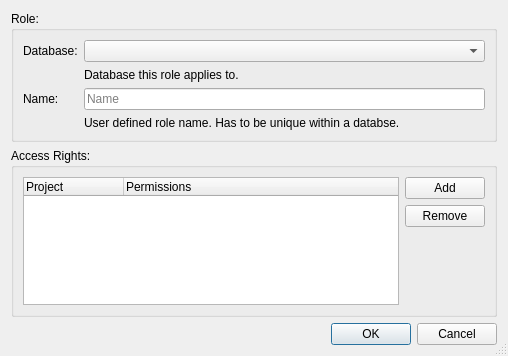
Qt form forms/repo_dialog_role.ui (3drepo/3drepogui) before a commit.
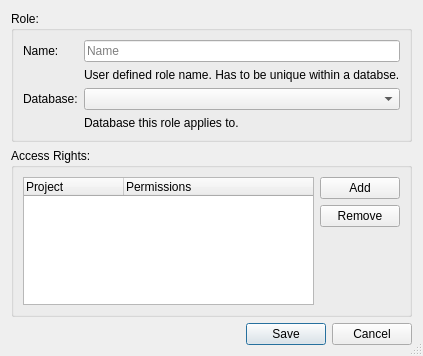
The same form after that commit.

```diff
--- a/forms/repo_dialog_role.ui
+++ b/forms/repo_dialog_role.ui
@@ -6,7 +6,7 @@
    <rect>
     <x>0</x>
     <y>0</y>
-    <width>508</width>
+    <width>403</width>
     <height>356</height>
    </rect>
   </property>
@@ -22,49 +22,49 @@
      <property name="title">
       <string>Role:</string>
      </property>
-     <layout class="QFormLayout" name="formLayout_2">
-      <item row="0" column="0">
-       <widget class="QLabel" name="databaseLabel">
-        <property name="text">
-         <string>Database:</string>
-        </property>
-       </widget>
-      </item>
-      <item row="0" column="1">
-       <widget class="QComboBox" name="databaseComboBox">
-        <property name="frame">
-         <bool>true</bool>
-        </property>
-       </widget>
-      </item>
-      <item row="1" column="1">
-       <widget class="QLabel" name="label">
-        <property name="text">
-         <string>Database this role applies to.</string>
-        </property>
-       </widget>
-      </item>
-      <item row="2" column="0">
+     <layout class="QFormLayout" name="formLayout">
+      <item row="1" column="0">
        <widget class="QLabel" name="nameLabel">
         <property name="text">
          <string>Name:</string>
         </property>
        </widget>
       </item>
-      <item row="2" column="1">
+      <item row="1" column="1">
        <widget class="QLineEdit" name="nameLineEdit">
         <property name="placeholderText">
          <string>Name</string>
         </property>
        </widget>
       </item>
-      <item row="3" column="1">
+      <item row="2" column="1">
        <widget class="QLabel" name="nameExplanationLabel">
         <property name="text">
          <string>User defined role name. Has to be unique within a databse.</string>
         </property>
        </widget>
       </item>
+      <item row="3" column="1">
+       <widget class="QComboBox" name="databaseComboBox">
+        <property name="frame">
+         <bool>true</bool>
+        </property>
+       </widget>
+      </item>
+      <item row="3" column="0">
+       <widget class="QLabel" name="databaseLabel">
+        <property name="text">
+         <string>Database:</string>
+        </property>
+       </widget>
+      </item>
+      <item row="4" column="1">
+       <widget class="QLabel" name="label">
+        <property name="text">
+         <string>Database this role applies to.</string>
+        </property>
+       </widget>
+      </item>
      </layout>
     </widget>
    </item>
@@ -75,7 +75,16 @@
      </property>
      <layout class="QHBoxLayout" name="horizontalLayout">
       <item>
-       <widget class="QTreeWidget" name="treeWidget">
+       <widget class="QTreeWidget" name="accessRightsTreeWidget">
+        <property name="alternatingRowColors">
+         <bool>true</bool>
+        </property>
+        <property name="indentation">
+         <number>6</number>
+        </property>
+        <property name="rootIsDecorated">
+         <bool>false</bool>
+        </property>
         <column>
          <property name="text">
           <string>Project</string>
@@ -142,7 +151,7 @@
       <enum>Qt::Horizontal</enum>
      </property>
      <property name="standardButtons">
-      <set>QDialogButtonBox::Cancel|QDialogButtonBox::Ok</set>
+      <set>QDialogButtonBox::Cancel|QDialogButtonBox::Save</set>
      </property>
     </widget>
    </item>
```
Left out of the diff: 8 changed lines with no effect on the pictures.
